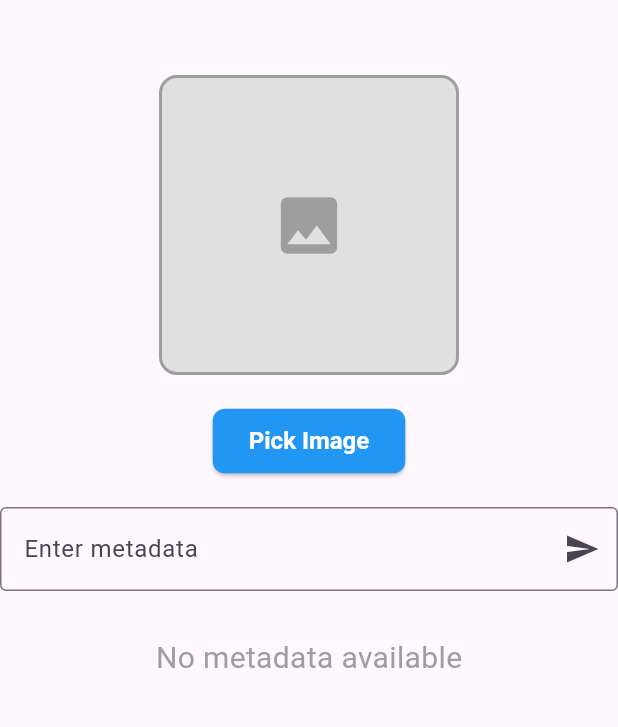
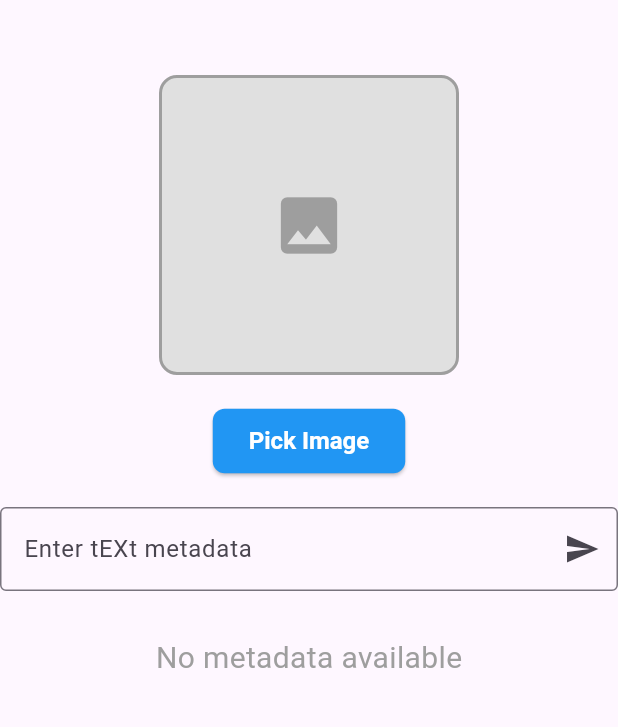
Before and after one commit to jhj0517/flutter-samples, a Flutter app: the screen it shows after launch, on a phone screen of 412 x 824 dp, the part 84-811 px from its top. Run offline on Flutter 3.47's test engine with Material 3 defaults, Android fonts, the phone set to English and light mode, and no system bars; our stand-ins replace device_preview, firebase_auth, firebase_core, flutter_phoenix, get_it, google_fonts and 7 more; missing offline and left inert: googleapis, png_chunks_encode, png_chunks_extract; accounts and stored records are empty; generated files the repository leaves out were written again.

Commit message:
add `tEXt` keyword to the string

```diff
--- a/modify_png_metadata/lib/presentation/views/home/widgets/meta_data_input.dart
+++ b/modify_png_metadata/lib/presentation/views/home/widgets/meta_data_input.dart
@@ -22,7 +22,7 @@ class MetaDataInputState extends State<MetaDataInput> {
         TextField(
           controller: _controller,
           decoration: InputDecoration(
-            labelText: 'Enter metadata',
+            labelText: 'Enter tEXt metadata',
             suffixIcon: IconButton(
               icon: const Icon(Icons.send),
               onPressed: () {
```
